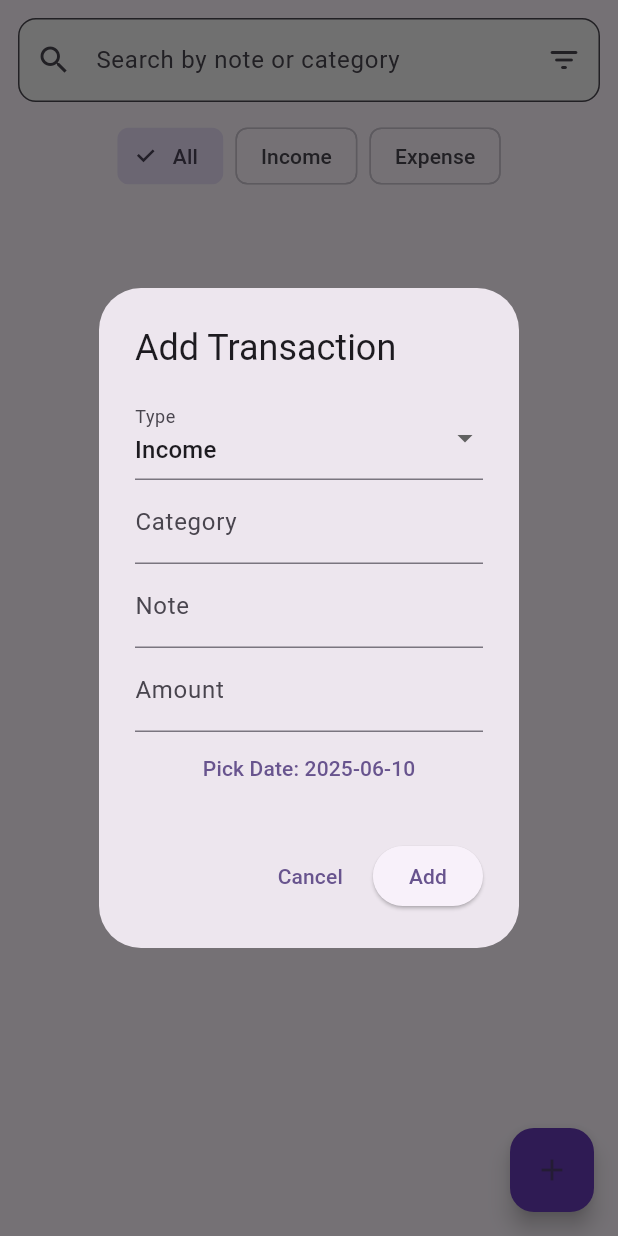
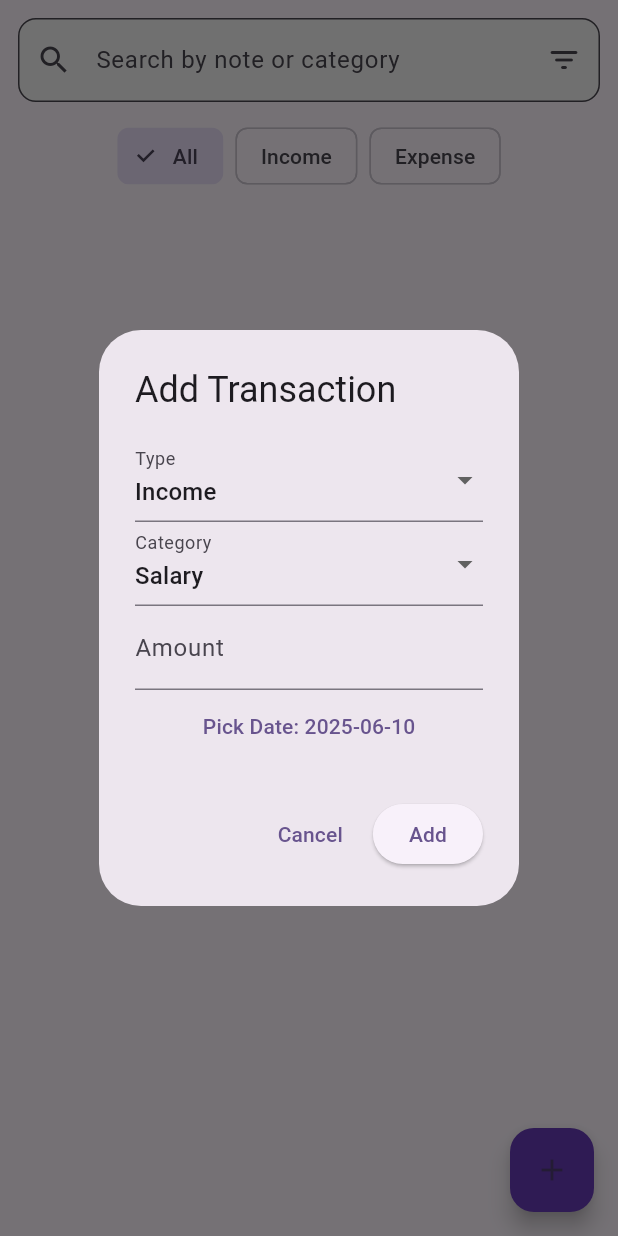
Before and after one commit to Ahmed2309/cashilo, a Flutter app: the TransactionsPage screen opened directly, after a tap on the "add" icon, on a phone screen of 412 x 824 dp. Run offline on Flutter 3.47's test engine with Material 3 defaults, Android fonts, the phone set to English and light mode, and no system bars; our stand-ins replace hive, hive_flutter; accounts and stored records are empty.

Commit message:
feat: Enhance AddTransactionDialog and TransactionList for improved transaction management and editing

```diff
--- a/lib/widgets/transaction/add_transaction_dialog.dart
+++ b/lib/widgets/transaction/add_transaction_dialog.dart
@@ -13,13 +13,28 @@ class AddTransactionDialog extends StatefulWidget {
 class _AddTransactionDialogState extends State<AddTransactionDialog> {
   final _formKey = GlobalKey<FormState>();
   String type = 'Income';
-  String category = '';
-  String note = '';
+  String category = 'Salary';
   double amount = 0;
   DateTime date = DateTime.now();
 
+  final List<String> incomeCategories = [
+    'Salary',
+    'Bonus',
+    'Investment',
+    'Other'
+  ];
+  final List<String> expenseCategories = [
+    'Food',
+    'Shopping',
+    'Bills',
+    'Transport',
+    'Other'
+  ];
+
   @override
   Widget build(BuildContext context) {
+    final categories = type == 'Income' ? incomeCategories : expenseCategories;
+
     return AlertDialog(
       title: const Text('Add Transaction'),
       content: Form(
@@ -34,18 +49,26 @@ class _AddTransactionDialogState extends State<AddTransactionDialog> {
                   DropdownMenuItem(value: 'Income', child: Text('Income')),
                   DropdownMenuItem(value: 'Expense', child: Text('Expense')),
                 ],
-                onChanged: (val) => setState(() => type = val ?? 'Income'),
+                onChanged: (val) {
+                  setState(() {
+                    type = val ?? 'Income';
+                    category = (type == 'Income'
+                            ? incomeCategories
+                            : expenseCategories)
+                        .first;
+                  });
+                },
                 decoration: const InputDecoration(labelText: 'Type'),
               ),
-              TextFormField(
+              DropdownButtonFormField<String>(
+                value: category,
+                items: categories
+                    .map(
+                        (cat) => DropdownMenuItem(value: cat, child: Text(cat)))
+                    .toList(),
+                onChanged: (val) =>
+                    setState(() => category = val ?? categories.first),
                 decoration: const InputDecoration(labelText: 'Category'),
-                onChanged: (val) => category = val,
-                validator: (val) =>
-                    val == null || val.isEmpty ? 'Enter category' : null,
-              ),
-              TextFormField(
-                decoration: const InputDecoration(labelText: 'Note'),
-                onChanged: (val) => note = val,
               ),
               TextFormField(
                 decoration: const InputDecoration(labelText: 'Amount'),
@@ -86,7 +109,7 @@ class _AddTransactionDialogState extends State<AddTransactionDialog> {
                 amount: amount,
                 category: category,
                 date: date,
-                note: note,
+                note: '', // No note
               );
               widget.transactionBox.add(newTx);
               Navigator.pop(context);
```
Also changed, not shown: lib/widgets/transaction/transaction_list.dart (+36 -27 lines).
